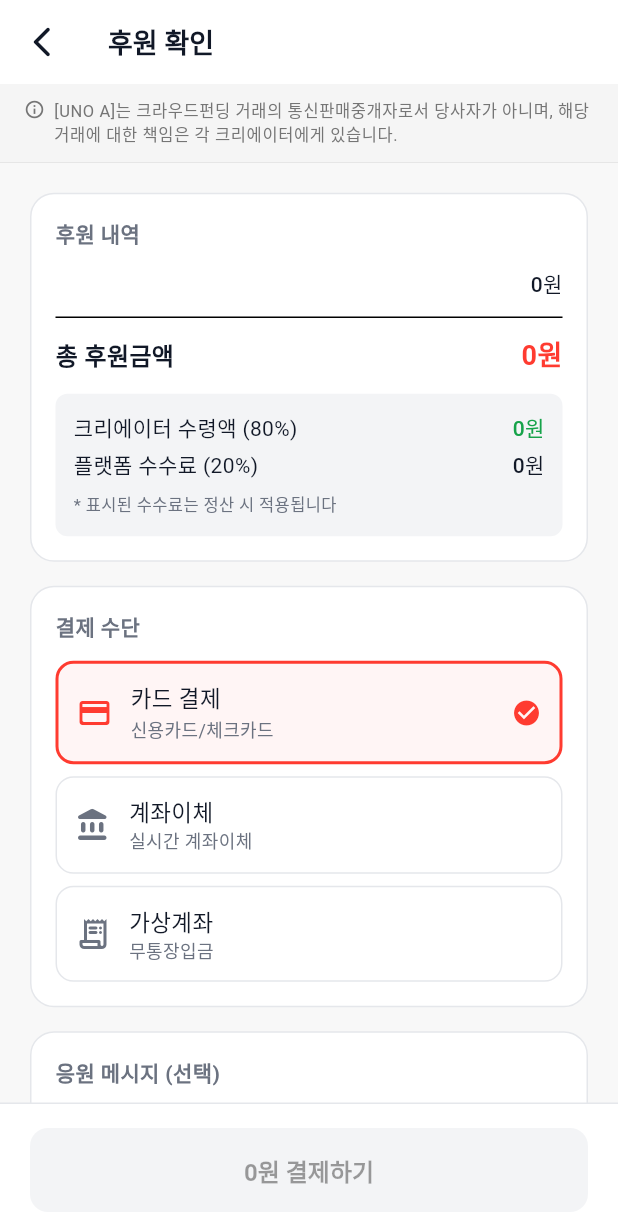
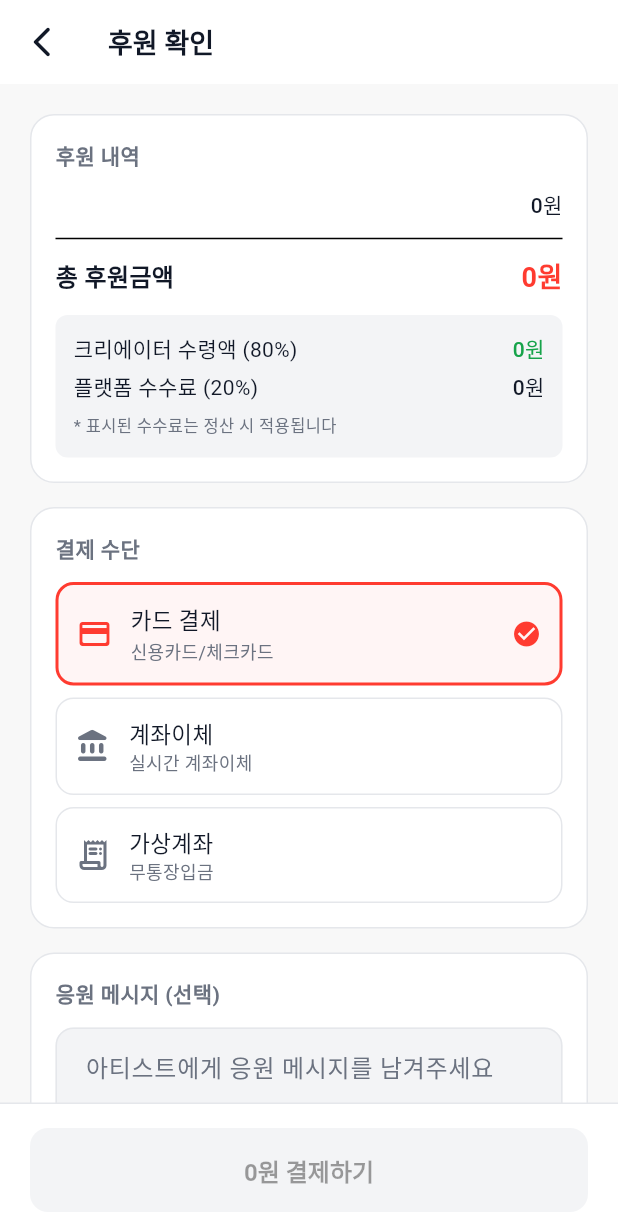
Before and after one commit to teo53/unoa-g, a Flutter app: the FundingCheckoutScreen screen opened directly with empty values, on a phone screen of 412 x 824 dp. Shown: the top 1223 px of the screen. Run offline on Flutter 3.47's test engine with Material 3 defaults, Android fonts, the phone set to English and light mode, and no system bars; our stand-ins replace cached_network_image, connectivity_plus, flutter_image_compress, flutter_riverpod, go_router, hive_flutter and 6 more; missing offline and left inert: record, video_compress; accounts and stored records are empty; Roboto replaces fonts that are missing (Pretendard); project files that could hold a hidden picture were left out.

Commit message:
refactor: 통신판매중개 → 통신판매업(총매법) 포지셔닝 전환
- IntermediaryNoticeWidget 삭제 및 펀딩 4개 화면에서 중개자 고지 제거
- 펀딩 약관에서 "중개 플랫폼" → "서비스 운영자" 표현 변경
- 수수료정책/이용약관/사업자정보에 광고용역 포지셔닝 삽입
- DB 마이그레이션 058: INTERMEDIARY_NOTICE 레코드 INACTIVE 처리
- CLAUDE.md 위젯 참조 제거

https://claude.ai/code/session_01C9zM91rYQcGEgKYVU7i7VL

```diff
--- a/lib/features/funding/funding_checkout_screen.dart
+++ b/lib/features/funding/funding_checkout_screen.dart
@@ -5,7 +5,6 @@ import 'package:supabase_flutter/supabase_flutter.dart';
 import '../../core/theme/app_colors.dart';
 import '../../core/config/business_config.dart';
 import '../../shared/widgets/auth_gate.dart';
-import '../../shared/widgets/intermediary_notice_widget.dart';
 import 'funding_result_screen.dart';
 
 /// Checkout screen for funding pledge (KRW 결제)
@@ -223,7 +222,6 @@ class _FundingCheckoutScreenState extends State<FundingCheckoutScreen> {
       ),
       body: Column(
         children: [
-          const IntermediaryNoticeWidget(),
           Expanded(
             child: ListView(
               padding: const EdgeInsets.all(20),
--- a/lib/features/funding/funding_detail_screen.dart
+++ b/lib/features/funding/funding_detail_screen.dart
@@ -3,7 +3,6 @@ import 'package:flutter_riverpod/flutter_riverpod.dart';
 import 'package:go_router/go_router.dart';
 import '../../core/theme/app_colors.dart';
 import '../../providers/funding_provider.dart';
-import '../../shared/widgets/intermediary_notice_widget.dart';
 import 'funding_tier_select_screen.dart';
 
 /// Campaign detail screen showing full information
@@ -120,11 +119,6 @@ class _FundingDetailScreenState extends ConsumerState<FundingDetailScreen> {
                           : AppColors.surfaceAlt,
                     ),
             ),
-          ),
-
-          // 통신판매중개자 고지 (전자상거래법 §20①)
-          const SliverToBoxAdapter(
-            child: IntermediaryNoticeWidget(),
           ),
 
           // Content
--- a/lib/features/funding/funding_screen.dart
+++ b/lib/features/funding/funding_screen.dart
@@ -4,7 +4,6 @@ import '../../core/theme/app_colors.dart';
 import '../../providers/funding_provider.dart';
 import '../../shared/widgets/skeleton_loader.dart';
 import '../../shared/widgets/error_boundary.dart';
-import '../../shared/widgets/intermediary_notice_widget.dart';
 import 'funding_detail_screen.dart';
 
 /// Main funding screen showing active campaigns (fan view)
@@ -45,7 +44,6 @@ class _FundingScreenState extends ConsumerState<FundingScreen>
       body: SafeArea(
         child: Column(
           children: [
-            const IntermediaryNoticeWidget(),
             _buildHeader(isDark),
             _buildTabBar(isDark),
             Expanded(
--- a/lib/features/funding/funding_tier_select_screen.dart
+++ b/lib/features/funding/funding_tier_select_screen.dart
@@ -1,7 +1,6 @@
 import 'package:flutter/material.dart';
 import 'package:go_router/go_router.dart';
 import '../../core/theme/app_colors.dart';
-import '../../shared/widgets/intermediary_notice_widget.dart';
 import 'funding_checkout_screen.dart';
 
 /// Screen for selecting a reward tier
@@ -64,7 +63,6 @@ class _FundingTierSelectScreenState extends State<FundingTierSelectScreen> {
       ),
       body: Column(
         children: [
-          const IntermediaryNoticeWidget(),
           // Tier list
           Expanded(
             child: ListView(
--- a/lib/features/settings/company_info_screen.dart
+++ b/lib/features/settings/company_info_screen.dart
@@ -86,7 +86,7 @@ class CompanyInfoScreen extends StatelessWidget {
                     _buildInfoRow(isDark, '법인등록번호', '110111-0938047'),
                     _buildInfoRow(isDark, '통신판매업신고', '(신고 진행 중)'),
                     _buildInfoRow(isDark, '개업일', '2025년 09월 26일'),
-                    _buildInfoRow(isDark, '업태 / 종목', '전문서비스업 / 매니저업'),
+                    _buildInfoRow(isDark, '업태 / 종목', '전문서비스업 / 매니저업, 광고대행업'),
                     _buildInfoRow(isDark, '사업장 소재지',
                         '서울특별시 강남구 논현로 509, 9층 이노워크센터 801-27호(역삼동, 송암II빌딩)'),
                     _buildInfoRow(isDark, '고객센터', 'support@unoa.app'),
--- a/lib/features/settings/fee_policy_screen.dart
+++ b/lib/features/settings/fee_policy_screen.dart
@@ -110,6 +110,8 @@ class FeePolicyScreen extends StatelessWidget {
                     '   • 펀딩 (성공 캠페인 한정)',
                     '④ 정산 계산: 총 수익 - 플랫폼 수수료(${BusinessConfig.platformCommissionPercent.toInt()}%) - 원천징수세(3.3%)',
                     '⑤ 정산금은 등록된 계좌로 입금됩니다.',
+                    '',
+                    '※ 크리에이터 정산금은 서비스 홍보 활동에 대한 용역 대가로서 지급됩니다.',
                   ]),
 
                   const SizedBox(height: 24),
--- a/lib/features/settings/funding_terms_screen.dart
+++ b/lib/features/settings/funding_terms_screen.dart
@@ -88,7 +88,7 @@ class FundingTermsScreen extends StatelessWidget {
                   _buildParagraph(
                     isDark,
                     '① 회사는 펀딩 및 리워드에 관한 세부 내용을 서비스에 게시합니다.\n'
-                    '② 회사는 펀딩 중개 플랫폼으로서 크리에이터와 후원자 간의 거래를 중개하며, 리워드 제공의 최종 책임은 크리에이터에게 있습니다.\n'
+                    '② 회사는 펀딩 서비스 운영자로서 크리에이터와 후원자 간의 원활한 거래를 지원하며, 리워드 제공의 최종 책임은 크리에이터에게 있습니다.\n'
                     '③ 회사는 펀딩 개설, 운영과 관련하여 관련 법규를 준수합니다.',
                   ),
                   const SizedBox(height: 16),
@@ -148,7 +148,7 @@ class FundingTermsScreen extends StatelessWidget {
                   const SizedBox(height: 16),
                   _buildParagraph(
                     isDark,
-                    '① 회사: 펀딩 중개 플랫폼으로서 안전한 거래 진행을 위해 노력합니다. 리워드의 품질, 배송 등 최종 책임은 크리에이터에게 있습니다.\n'
+                    '① 회사: 펀딩 서비스 운영자로서 안전한 거래 진행을 위해 노력합니다. 리워드의 품질, 배송 등 최종 책임은 크리에이터에게 있습니다.\n'
                     '② 크리에이터: 펀딩 정보의 정확성과 리워드 제공에 대한 책임을 집니다.\n'
                     '③ 후원자: 본인의 판단에 따라 펀딩에 참여하며, 충분한 정보 확인 후 결제해야 합니다.',
                   ),
--- a/lib/features/settings/terms_screen.dart
+++ b/lib/features/settings/terms_screen.dart
@@ -71,7 +71,7 @@ class TermsScreen extends StatelessWidget {
 
 1. "서비스"란 회사가 제공하는 UNO A 플랫폼 및 관련 제반 서비스를 의미합니다.
 2. "이용자"란 본 약관에 따라 서비스를 이용하는 회원 및 비회원을 말합니다.
-3. "크리에이터"란 서비스를 통해 콘텐츠를 제작·배포하고 팬과 소통하는 이용자를 말합니다.
+3. "크리에이터"란 서비스를 통해 콘텐츠를 제작·배포하고 팬과 소통하며, 서비스의 활성화 및 홍보에 기여하는 이용자를 말합니다.
 4. "구독자(팬)"란 크리에이터의 채널을 구독하고 메시지를 수신하는 이용자를 말합니다.
 5. "DT(DreamTime)"란 서비스 내에서 사용되는 선불 충전 크레딧으로, 현금 또는 법정화폐가 아닙니다.
 6. "펀딩"이란 크리에이터가 특정 목표를 설정하고 팬의 후원을 모집하는 기능을 말합니다.'''),
--- a/lib/shared/widgets/intermediary_notice_widget.dart
+++ /dev/null
@@ -1,56 +0,0 @@
-import 'package:flutter/material.dart';
-
-/// 통신판매중개자 고지 위젯
-///
-/// 법적 근거: 전자상거래법 §20①, §20-2①
-/// 표시 위치: 펀딩 관련 모든 화면 (목록, 상세, 체크아웃, 티어 선택)
-/// 폰트 크기: 판매자 정보 이상 (시행규칙 제11조의2)
-class IntermediaryNoticeWidget extends StatelessWidget {
-  const IntermediaryNoticeWidget({super.key});
-
-  static const String noticeText = '[UNO A]는 크라우드펀딩 거래의 통신판매중개자로서 '
-      '당사자가 아니며, 해당 거래에 대한 책임은 각 크리에이터에게 있습니다.';
-
-  @override
-  Widget build(BuildContext context) {
-    final theme = Theme.of(context);
-    final isDark = theme.brightness == Brightness.dark;
-
-    return Container(
-      width: double.infinity,
-      padding: const EdgeInsets.symmetric(horizontal: 16, vertical: 10),
-      decoration: BoxDecoration(
-        color: isDark
-            ? Colors.grey.shade800.withValues(alpha: 0.5)
-            : Colors.grey.shade100,
-        border: Border(
-          bottom: BorderSide(
-            color: isDark ? Colors.grey.shade700 : Colors.grey.shade300,
-            width: 0.5,
-          ),
-        ),
-      ),
-      child: Row(
-        crossAxisAlignment: CrossAxisAlignment.start,
-        children: [
-          Icon(
-            Icons.info_outline,
-            size: 14,
-            color: isDark ? Colors.grey.shade400 : Colors.grey.shade600,
-          ),
-          const SizedBox(width: 6),
-          Expanded(
-            child: Text(
-              noticeText,
-              style: theme.textTheme.bodySmall?.copyWith(
-                color: isDark ? Colors.grey.shade400 : Colors.grey.shade600,
-                fontSize: 11,
-                height: 1.4,
-              ),
-            ),
-          ),
-        ],
-      ),
-    );
-  }
-}
```
Also changed, not shown: 3 other files.
